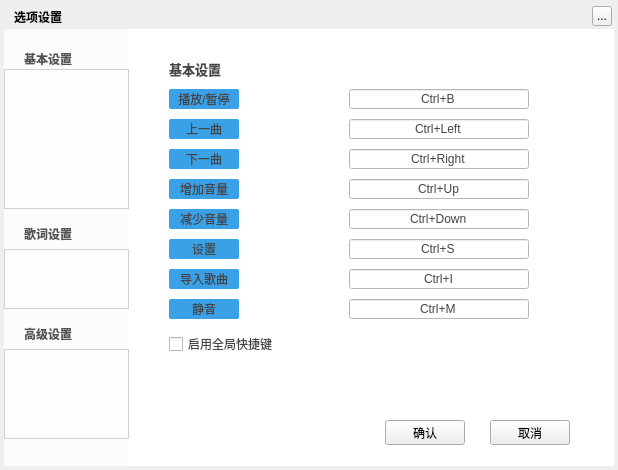
Old version of the form TTKModule/TTKWidget/musicUiKits/musicWidgetKits/musicsettingwidget.ui in the repository Greedysky/TTKMusicPlayer.
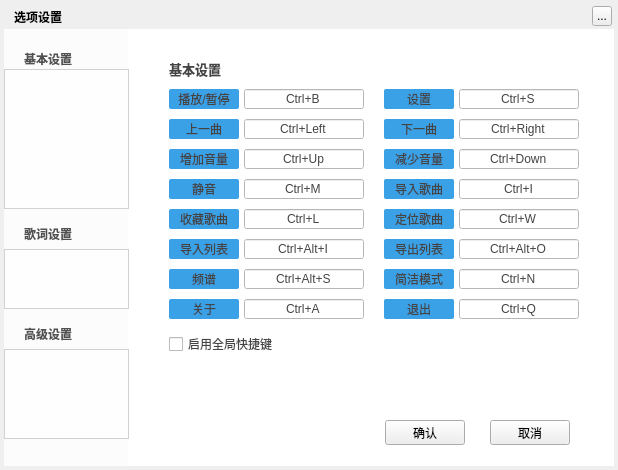
New version of the form. The open tabs and pages were chosen to show the change. Icons and pictures are not drawn. Custom widgets are drawn as their Qt base class.

Commit message: refactor: Optimize global hotkey manager[012360]

Diff of the .ui file:
```diff
--- a/TTKModule/TTKWidget/musicUiKits/musicWidgetKits/musicsettingwidget.ui
+++ b/TTKModule/TTKWidget/musicUiKits/musicWidgetKits/musicsettingwidget.ui
@@ -358,9 +358,9 @@
     <widget class="MusicGlobalHotKeyEdit" name="item_S01">
      <property name="geometry">
       <rect>
-       <x>205</x>
+       <x>100</x>
        <y>50</y>
-       <width>180</width>
+       <width>120</width>
        <height>20</height>
       </rect>
      </property>
@@ -396,9 +396,9 @@
     <widget class="MusicGlobalHotKeyEdit" name="item_S02">
      <property name="geometry">
       <rect>
-       <x>205</x>
+       <x>100</x>
        <y>80</y>
-       <width>180</width>
+       <width>120</width>
        <height>20</height>
       </rect>
      </property>
@@ -415,8 +415,8 @@
     <widget class="QLabel" name="item_S3">
      <property name="geometry">
       <rect>
-       <x>25</x>
-       <y>110</y>
+       <x>240</x>
+       <y>80</y>
        <width>70</width>
        <height>20</height>
       </rect>
@@ -435,7 +435,7 @@
      <property name="geometry">
       <rect>
        <x>25</x>
-       <y>140</y>
+       <y>110</y>
        <width>70</width>
        <height>20</height>
       </rect>
@@ -453,8 +453,8 @@
     <widget class="QLabel" name="item_S5">
      <property name="geometry">
       <rect>
-       <x>25</x>
-       <y>170</y>
+       <x>240</x>
+       <y>110</y>
        <width>70</width>
        <height>20</height>
       </rect>
@@ -472,8 +472,8 @@
     <widget class="QLabel" name="item_S7">
      <property name="geometry">
       <rect>
-       <x>25</x>
-       <y>230</y>
+       <x>240</x>
+       <y>140</y>
        <width>70</width>
        <height>20</height>
       </rect>
@@ -491,9 +491,9 @@
     <widget class="MusicGlobalHotKeyEdit" name="item_S03">
      <property name="geometry">
       <rect>
-       <x>205</x>
-       <y>110</y>
-       <width>180</width>
+       <x>315</x>
+       <y>80</y>
+       <width>120</width>
        <height>20</height>
       </rect>
      </property>
@@ -510,9 +510,9 @@
     <widget class="MusicGlobalHotKeyEdit" name="item_S04">
      <property name="geometry">
       <rect>
-       <x>205</x>
-       <y>140</y>
-       <width>180</width>
+       <x>100</x>
+       <y>110</y>
+       <width>120</width>
        <height>20</height>
       </rect>
      </property>
@@ -529,9 +529,9 @@
     <widget class="MusicGlobalHotKeyEdit" name="item_S05">
      <property name="geometry">
       <rect>
-       <x>205</x>
-       <y>170</y>
-       <width>180</width>
+       <x>315</x>
+       <y>110</y>
+       <width>120</width>
        <height>20</height>
       </rect>
      </property>
@@ -548,9 +548,9 @@
     <widget class="MusicGlobalHotKeyEdit" name="item_S07">
      <property name="geometry">
       <rect>
-       <x>205</x>
-       <y>230</y>
-       <width>180</width>
+       <x>315</x>
+       <y>140</y>
+       <width>120</width>
        <height>20</height>
       </rect>
      </property>
@@ -567,9 +567,9 @@
     <widget class="MusicGlobalHotKeyEdit" name="item_S08">
      <property name="geometry">
       <rect>
-       <x>205</x>
-       <y>260</y>
-       <width>180</width>
+       <x>100</x>
+       <y>140</y>
+       <width>120</width>
        <height>20</height>
       </rect>
      </property>
@@ -587,7 +587,7 @@
      <property name="geometry">
       <rect>
        <x>25</x>
-       <y>260</y>
+       <y>140</y>
        <width>70</width>
        <height>20</height>
       </rect>
@@ -618,8 +618,8 @@
     <widget class="QLabel" name="item_S6">
      <property name="geometry">
       <rect>
-       <x>25</x>
-       <y>200</y>
+       <x>240</x>
+       <y>50</y>
        <width>70</width>
        <height>20</height>
       </rect>
@@ -637,9 +637,9 @@
     <widget class="MusicGlobalHotKeyEdit" name="item_S06">
      <property name="geometry">
       <rect>
-       <x>205</x>
-       <y>200</y>
-       <width>180</width>
+       <x>315</x>
+       <y>50</y>
+       <width>120</width>
        <height>20</height>
       </rect>
      </property>
@@ -653,6 +653,310 @@
       <set>Qt::AlignCenter</set>
      </property>
     </widget>
+    <widget class="QLabel" name="item_lb12">
+     <property name="geometry">
+      <rect>
+       <x>240</x>
+       <y>200</y>
+       <width>70</width>
+       <height>20</height>
+      </rect>
+     </property>
+     <property name="styleSheet">
+      <string notr="true">background:#3BA1E6;border-radius:2px</string>
+     </property>
+     <property name="text">
+      <string>导出列表</string>
+     </property>
+     <property name="alignment">
+      <set>Qt::AlignCenter</set>
+     </property>
+    </widget>
+    <widget class="QLabel" name="item_lb14">
+     <property name="geometry">
+      <rect>
+       <x>240</x>
+       <y>230</y>
+       <width>70</width>
+       <height>20</height>
+      </rect>
+     </property>
+     <property name="styleSheet">
+      <string notr="true">background:#3BA1E6;border-radius:2px</string>
+     </property>
+     <property name="text">
+      <string>简洁模式</string>
+     </property>
+     <property name="alignment">
+      <set>Qt::AlignCenter</set>
+     </property>
+    </widget>
+    <widget class="MusicGlobalHotKeyEdit" name="item_key12">
+     <property name="geometry">
+      <rect>
+       <x>315</x>
+       <y>200</y>
+       <width>120</width>
+       <height>20</height>
+      </rect>
+     </property>
+     <property name="styleSheet">
+      <string notr="true">background:white;</string>
+     </property>
+     <property name="text">
+      <string>Ctrl+Alt+O</string>
+     </property>
+     <property name="alignment">
+      <set>Qt::AlignCenter</set>
+     </property>
+    </widget>
+    <widget class="MusicGlobalHotKeyEdit" name="item_key9">
+     <property name="geometry">
+      <rect>
+       <x>100</x>
+       <y>170</y>
+       <width>120</width>
+       <height>20</height>
+      </rect>
+     </property>
+     <property name="styleSheet">
+      <string notr="true">background:white;</string>
+     </property>
+     <property name="text">
+      <string>Ctrl+L</string>
+     </property>
+     <property name="alignment">
+      <set>Qt::AlignCenter</set>
+     </property>
+    </widget>
+    <widget class="QLabel" name="item_lb10">
+     <property name="geometry">
+      <rect>
+       <x>240</x>
+       <y>170</y>
+       <width>70</width>
+       <height>20</height>
+      </rect>
+     </property>
+     <property name="styleSheet">
+      <string notr="true">background:#3BA1E6;border-radius:2px</string>
+     </property>
+     <property name="text">
+      <string>定位歌曲</string>
+     </property>
+     <property name="alignment">
+      <set>Qt::AlignCenter</set>
+     </property>
+    </widget>
+    <widget class="QLabel" name="item_lb11">
+     <property name="geometry">
+      <rect>
+       <x>25</x>
+       <y>200</y>
+       <width>70</width>
+       <height>20</height>
+      </rect>
+     </property>
+     <property name="styleSheet">
+      <string notr="true">background:#3BA1E6;border-radius:2px</string>
+     </property>
+     <property name="text">
+      <string>导入列表</string>
+     </property>
+     <property name="alignment">
+      <set>Qt::AlignCenter</set>
+     </property>
+    </widget>
+    <widget class="QLabel" name="item_lb13">
+     <property name="geometry">
+      <rect>
+       <x>25</x>
+       <y>230</y>
+       <width>70</width>
+       <height>20</height>
+      </rect>
+     </property>
+     <property name="styleSheet">
+      <string notr="true">background:#3BA1E6;border-radius:2px</string>
+     </property>
+     <property name="text">
+      <string>频谱</string>
+     </property>
+     <property name="alignment">
+      <set>Qt::AlignCenter</set>
+     </property>
+    </widget>
+    <widget class="MusicGlobalHotKeyEdit" name="item_key16">
+     <property name="geometry">
+      <rect>
+       <x>315</x>
+       <y>260</y>
+       <width>120</width>
+       <height>20</height>
+      </rect>
+     </property>
+     <property name="styleSheet">
+      <string notr="true">background:white;</string>
+     </property>
+     <property name="text">
+      <string>Ctrl+Q</string>
+     </property>
+     <property name="alignment">
+      <set>Qt::AlignCenter</set>
+     </property>
+    </widget>
+    <widget class="MusicGlobalHotKeyEdit" name="item_key14">
+     <property name="geometry">
+      <rect>
+       <x>315</x>
+       <y>230</y>
+       <width>120</width>
+       <height>20</height>
+      </rect>
+     </property>
+     <property name="styleSheet">
+      <string notr="true">background:white;</string>
+     </property>
+     <property name="text">
+      <string>Ctrl+N</string>
+     </property>
+     <property name="alignment">
+      <set>Qt::AlignCenter</set>
+     </property>
+    </widget>
+    <widget class="QLabel" name="item_lb15">
+     <property name="geometry">
+      <rect>
+       <x>25</x>
+       <y>260</y>
+       <width>70</width>
+       <height>20</height>
+      </rect>
+     </property>
+     <property name="styleSheet">
+      <string notr="true">background:#3BA1E6;border-radius:2px</string>
+     </property>
+     <property name="text">
+      <string>关于</string>
+     </property>
+     <property name="alignment">
+      <set>Qt::AlignCenter</set>
+     </property>
+    </widget>
+    <widget class="MusicGlobalHotKeyEdit" name="item_key11">
+     <property name="geometry">
+      <rect>
+       <x>100</x>
+       <y>200</y>
+       <width>120</width>
+       <height>20</height>
+      </rect>
+     </property>
+     <property name="styleSheet">
+      <string notr="true">background:white;</string>
+     </property>
+     <property name="text">
+      <string>Ctrl+Alt+I</string>
+     </property>
+     <property name="alignment">
+      <set>Qt::AlignCenter</set>
+     </property>
+    </widget>
+    <widget class="MusicGlobalHotKeyEdit" name="item_key10">
+     <property name="geometry">
+      <rect>
+       <x>315</x>
+       <y>170</y>
+       <width>120</width>
+       <height>20</height>
+      </rect>
+     </property>
+     <property name="styleSheet">
+      <string notr="true">background:white;</string>
+     </property>
+     <property name="text">
+      <string>Ctrl+W</string>
+     </property>
+     <property name="alignment">
+      <set>Qt::AlignCenter</set>
+     </property>
+    </widget>
+    <widget class="QLabel" name="item_lb9">
+     <property name="geometry">
+      <rect>
+       <x>25</x>
+       <y>170</y>
+       <width>70</width>
+       <height>20</height>
+      </rect>
+     </property>
+     <property name="styleSheet">
+      <string notr="true">background:#3BA1E6;border-radius:2px</string>
+     </property>
+     <property name="text">
+      <string>收藏歌曲</string>
+     </property>
+     <property name="alignment">
+      <set>Qt::AlignCenter</set>
+     </property>
+    </widget>
+    <widget class="MusicGlobalHotKeyEdit" name="item_key15">
+     <property name="geometry">
+      <rect>
+       <x>100</x>
+       <y>260</y>
+       <width>120</width>
+       <height>20</height>
+      </rect>
+     </property>
+     <property name="styleSheet">
+      <string notr="true">background:white;</string>
+     </property>
+     <property name="text">
+      <string>Ctrl+A</string>
+     </property>
+     <property name="alignment">
+      <set>Qt::AlignCenter</set>
+     </property>
+    </widget>
+    <widget class="QLabel" name="item_lb16">
+     <property name="geometry">
+      <rect>
+       <x>240</x>
+       <y>260</y>
+       <width>70</width>
+       <height>20</height>
+      </rect>
+     </property>
+     <property name="styleSheet">
+      <string notr="true">background:#3BA1E6;border-radius:2px</string>
+     </property>
+     <property name="text">
+      <string>退出</string>
+     </property>
+     <property name="alignment">
+      <set>Qt::AlignCenter</set>
+     </property>
+    </widget>
+    <widget class="MusicGlobalHotKeyEdit" name="item_key13">
+     <property name="geometry">
+      <rect>
+       <x>100</x>
+       <y>230</y>
+       <width>120</width>
+       <height>20</height>
+      </rect>
+     </property>
+     <property name="styleSheet">
+      <string notr="true">background:white;</string>
+     </property>
+     <property name="text">
+      <string>Ctrl+Alt+S</string>
+     </property>
+     <property name="alignment">
+      <set>Qt::AlignCenter</set>
+     </property>
+    </widget>
    </widget>
    <widget class="QWidget" name="third">
     <widget class="TTKThemeLineLabel" name="baseSetDownloadWidget">
```
Left out of the diff: 32 changed lines with no effect on the pictures. The commit also changes 6 other files.
